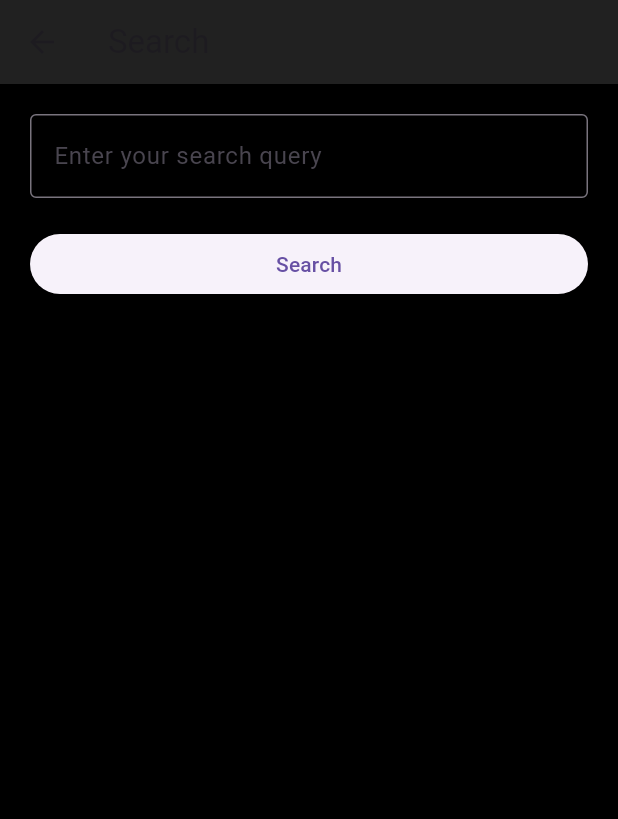
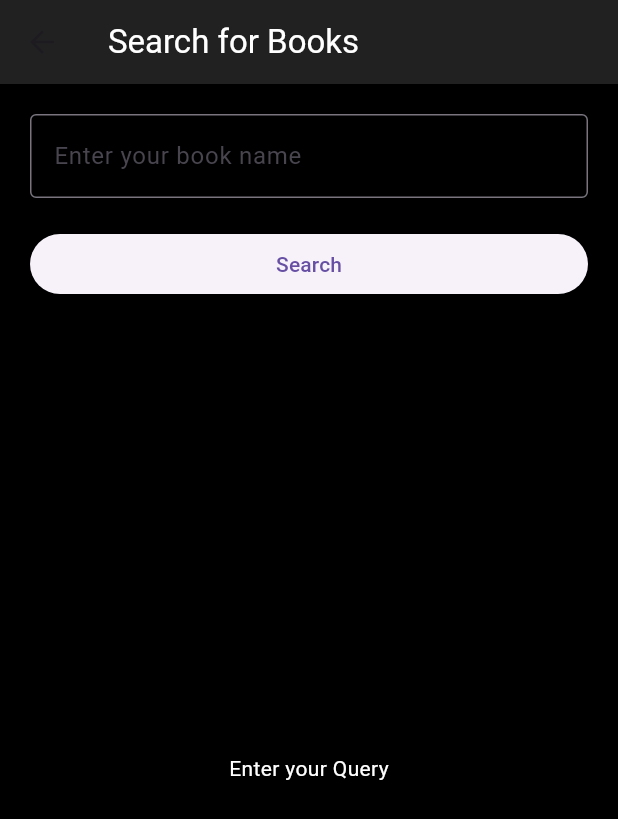
Before and after one commit to Chiru2004/BookBuddy_App, a Flutter app: the SearchScreen screen opened directly, on a phone screen of 412 x 824 dp. Shown: the top 819 px of the screen. Run offline on Flutter 3.47's test engine with Material 3 defaults, Android fonts, the phone set to English and light mode, and no system bars; our stand-ins replace equatable, flutter_bloc; network calls fail.

Commit message:
Search feature added

```diff
--- a/bookbuddyapp/lib/Blocs/explore_bloc.dart
+++ b/bookbuddyapp/lib/Blocs/explore_bloc.dart
@@ -43,6 +43,12 @@ on<ExploreEvent>((ExploreEvent event,Emitter<ExploreState> emit) async{
   }
   }
 
+
+
+
+
+
+
 //  @override
 //   Stream<ExploreState> mapEventToState(ExploreEvent event) async* {
 //     if (event is FetchExploreBooks) {
--- /dev/null
+++ b/bookbuddyapp/lib/Blocs/search_event.dart
@@ -0,0 +1,16 @@
+
+part of 'search_bloc.dart';
+
+abstract class SearchEvent extends Equatable{
+const SearchEvent();
+
+@override
+List<Object?> get props =>[];
+}
+
+class FetchSearchBooks extends SearchEvent{
+final String searchquery;
+
+const FetchSearchBooks(this.searchquery);
+
+}
--- /dev/null
+++ b/bookbuddyapp/lib/Blocs/search_state.dart
@@ -0,0 +1,21 @@
+part of 'search_bloc.dart';
+abstract class SearchState extends Equatable{
+const SearchState();
+
+@override
+List<Object?> get props => [];
+}
+
+class SearchInitial extends SearchState {}
+
+class SearchSearching extends SearchState {}
+
+class SearchFound extends SearchState {
+
+final int totresults;
+final List<dynamic> searchlist;
+
+const SearchFound({required this.totresults,required this.searchlist});
+}
+
+class SearchFailed extends SearchState {}
--- a/bookbuddyapp/lib/Presentation/screens/search_screen.dart
+++ b/bookbuddyapp/lib/Presentation/screens/search_screen.dart
@@ -1,4 +1,8 @@
+import 'package:bookbuddyapp/Presentation/Widgets/imageview.dart';
+import 'package:bookbuddyapp/Presentation/Widgets/searchbox.dart';
 import 'package:flutter/material.dart';
+import 'package:bookbuddyapp/Blocs/search_bloc.dart';
+import 'package:flutter_bloc/flutter_bloc.dart';
 
 class SearchScreen extends StatefulWidget {
   @override
@@ -6,24 +10,25 @@ class SearchScreen extends StatefulWidget {
 }
 
 class _SearchScreenState extends State<SearchScreen> {
-  TextEditingController _searchController = TextEditingController();
+  final TextEditingController _searchController = TextEditingController();
   String _searchQuery = '';
 
-  void _performSearch() {
-    setState(() {
-      _searchQuery = _searchController.text;
-      // Perform search functionality here
-      // You can implement API calls, search algorithms, etc.
-      // For demonstration, let's just print the search query
-      print("Search initiated with query: $_searchQuery");
-    });
+  @override
+  void dispose() {
+    _searchController.dispose();
+    super.dispose();
   }
-
+SearchBloc searchbooks = SearchBloc();
   @override
   Widget build(BuildContext context) {
-    return Scaffold(
+    return BlocProvider(
+      create: (context) => searchbooks,
+      child: Scaffold(
         appBar: AppBar(
-        title: Text('Search'),
+          title: const Text(
+            'Search for Books',
+            style: TextStyle(color: Colors.white),
+          ),
         ),
         body: Padding(
           padding: const EdgeInsets.all(20.0),
@@ -31,26 +36,82 @@ class _SearchScreenState extends State<SearchScreen> {
             crossAxisAlignment: CrossAxisAlignment.stretch,
             children: [
               TextField(
+                style: const TextStyle(color: Colors.white),
                 controller: _searchController,
-              decoration: InputDecoration(
-                labelText: 'Enter your search query',
+                decoration: const InputDecoration(
+                  labelText: 'Enter your book name',
                   border: OutlineInputBorder(),
                 ),
               ),
-            SizedBox(height: 20.0),
+              const SizedBox(height: 20.0),
               ElevatedButton(
-              onPressed: _performSearch,
-              child: Text('Search'),
+                onPressed: () {
+
+
+                  searchbooks.add(FetchSearchBooks(_searchController.text));
+                  _searchQuery = _searchController.text;
+                },
+                child: const Text('Search'),
               ),
-            SizedBox(height: 20.0),
-            _searchQuery.isNotEmpty
-                ? Text(
-                    'Search Results for: $_searchQuery',
-                    style: TextStyle(fontSize: 18.0, fontWeight: FontWeight.bold),
-                  )
-                : Container(),
+              const SizedBox(height: 20.0),
+              Expanded(
+
+                child: BlocBuilder<SearchBloc, SearchState>(
+                  builder: (context, state) {
+                if (state is SearchInitial) {
+                  return const Center(
+                    child: Text(
+                      "Enter your Query",
+                      style: TextStyle(color: Colors.white),
+                    ),
+                  );
+                } else if (state is SearchFound) {
+                  return Scaffold(
+                    appBar: AppBar(
+                      backgroundColor: Colors.black,
+                      title: Text(
+                        "Total Search resutls: ${state.totresults}",
+                        style: const TextStyle(color: Colors.white),
+                      ),
+                    ),
+                    body: ListView.builder(
+                      keyboardDismissBehavior: ScrollViewKeyboardDismissBehavior.onDrag,
+                      itemCount: state.searchlist.length,
+                      itemBuilder: (context, index) {
+                       if(state.searchlist[index]['volumeInfo']['imageLinks'] != null)
+                        return SearchBox(imageUrl:state.searchlist[index]['volumeInfo']['imageLinks']['thumbnail'] ,
+                        title:state.searchlist[index]['volumeInfo']['title'],
+                         subtitle: state.searchlist[index]['volumeInfo']['authors'][0]);
+                        /*
+                        ListTile(
+                          title: Text(
+                            state.searchlist[index]['volumeInfo']['title'],
+                            style: const TextStyle(color: Colors.white),
+                          ),
+                        );*/
+                      },
+                    ),
+                  );
+                } else if (state is SearchSearching) {
+                  return const Center(
+                    child: Text(
+                      "Loading your search",
+                      style: TextStyle(color: Colors.white),
+                    ),
+                  );
+                } else {
+                  return const Center(
+                    child: Text(
+                      "Search Failed!",
+                      style: TextStyle(color: Colors.white),
+                    ),
+                  );
+                }
+              }))
+
               // Add your search results UI here, if any
             ],
+          ),
         ),
       ),
     );
```
Also changed, not shown: bookbuddyapp/lib/Blocs/search_bloc.dart (added, +33 -0 lines), bookbuddyapp/lib/Presentation/Widgets/booktile.dart (+28 -30 lines), bookbuddyapp/lib/Presentation/Widgets/searchbox.dart (added, +54 -0 lines), bookbuddyapp/lib/Presentation/screens/explore_screen.dart (+6 -3 lines), bookbuddyapp/lib/data/dataproviders/searchprovider.dart (added, +19 -0 lines), bookbuddyapp/lib/data/models/category.dart (+7 -91 lines), bookbuddyapp/lib/data/models/search.dart (+219 -0 lines), bookbuddyapp/lib/data/repositories/searchrepository.dart (added, +40 -0 lines). Lines whose indentation alone changed are shown as unchanged.
